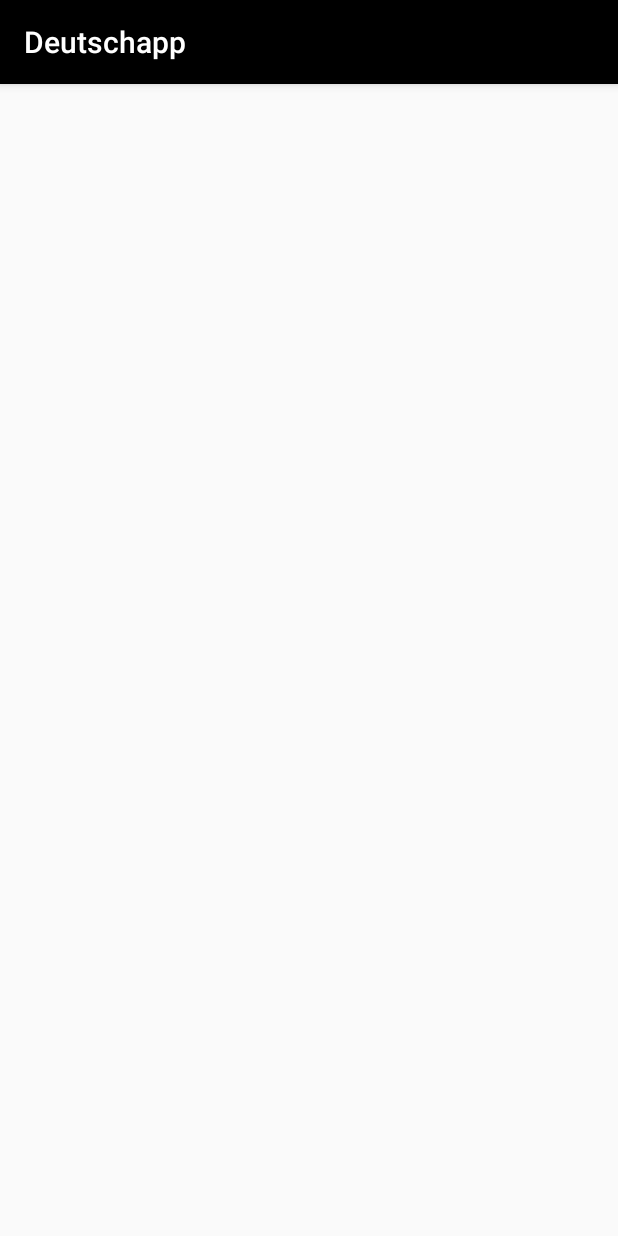
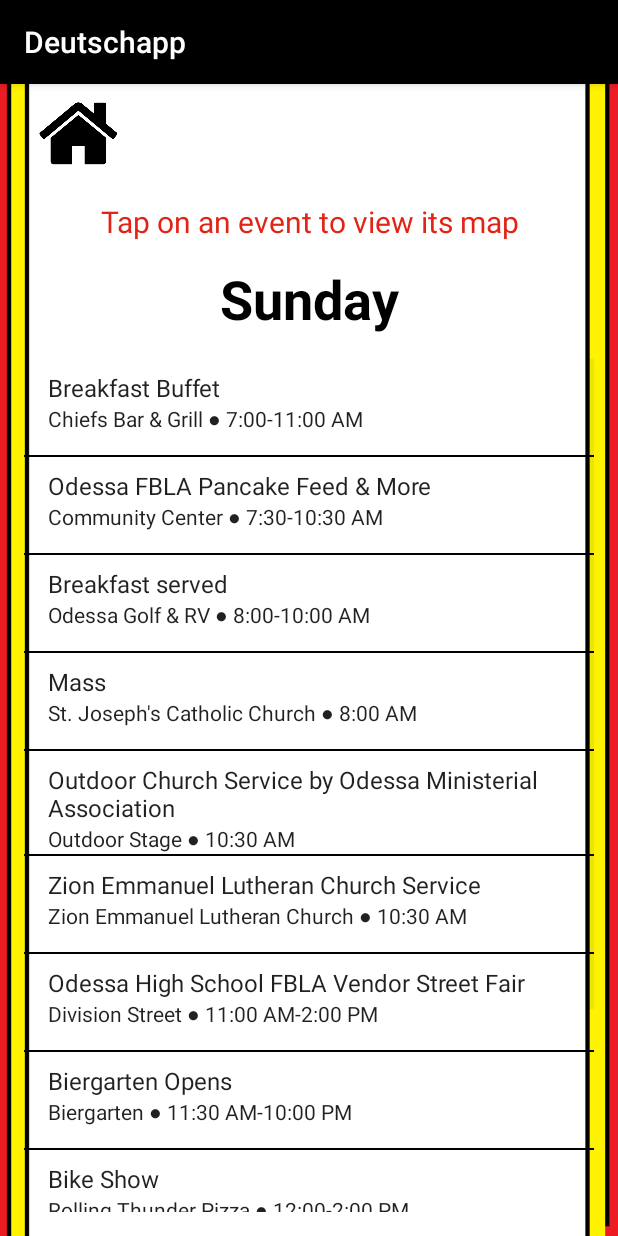
Before and after one commit to eml2017/Deutschapp, an Android app: the SundayActivity screen opened directly, with no data from a screen before it, on a phone screen of 412 x 824 dp. Run offline under Robolectric (Android 15) with nearby library versions, the phone set to English and light mode, and no system bars.

Commit message:
sunday done

```diff
--- a/app/src/main/java/com/example/deutschappv2/FridayActivity.java
+++ b/app/src/main/java/com/example/deutschappv2/FridayActivity.java
@@ -1,5 +1,6 @@
 /**
  * Created by Cole on 4/20/2017.
+ * Updated by Elizabeth on 12/22/2019.
  */
 
 package com.example.deutschappv2;
--- a/app/src/main/java/com/example/deutschappv2/SaturdayActivity.java
+++ b/app/src/main/java/com/example/deutschappv2/SaturdayActivity.java
@@ -1,5 +1,6 @@
 /**
  * Created by Thomas on 11/21/16.
+ * Updated by Elizabeth on 12/22/2019.
  */
 
 package com.example.deutschappv2;
--- a/app/src/main/java/com/example/deutschappv2/SundayActivity.java
+++ b/app/src/main/java/com/example/deutschappv2/SundayActivity.java
@@ -1,14 +1,74 @@
+/**
+ * Created by Elizabeth on 11/21/2016.
+ * Updated by Elizabeth on 12/22/2019.
+ */
+
 package com.example.deutschappv2;
 
+import androidx.annotation.NonNull;
+import androidx.annotation.Nullable;
 import androidx.appcompat.app.AppCompatActivity;
 
+import android.content.Intent;
 import android.os.Bundle;
+import android.view.View;
+import android.view.ViewGroup;
+import android.widget.ArrayAdapter;
+import android.widget.Button;
+import android.widget.ListView;
+import android.widget.TextView;
+
+import java.util.ArrayList;
+import java.util.List;
 
 public class SundayActivity extends AppCompatActivity {
+    List<Event> sundayEventList;
 
     @Override
     protected void onCreate(Bundle savedInstanceState) {
         super.onCreate(savedInstanceState);
         setContentView(R.layout.activity_sunday);
+
+        sundayEventList = new ArrayList<Event>();
+        sundayEventList.add(new Event("Breakfast Buffet", "Chiefs Bar & Grill", "7:00-11:00 AM"));
+        sundayEventList.add(new Event("Odessa FBLA Pancake Feed & More", "Community Center", "7:30-10:30 AM"));
+        sundayEventList.add(new Event("Breakfast served", "Odessa Golf & RV", "8:00-10:00 AM"));
+        sundayEventList.add(new Event("Mass", "St. Joseph's Catholic Church", "8:00 AM"));
+        sundayEventList.add(new Event("Outdoor Church Service by Odessa Ministerial Association", "Outdoor Stage", "10:30 AM"));
+        sundayEventList.add(new Event("Zion Emmanuel Lutheran Church Service", "Zion Emmanuel Lutheran Church", "10:30 AM"));
+        sundayEventList.add(new Event("Odessa High School FBLA Vendor Street Fair", "Division Street", "11:00 AM-2:00 PM"));
+        sundayEventList.add(new Event("Biergarten Opens", "Biergarten", "11:30 AM-10:00 PM"));
+        sundayEventList.add(new Event("Bike Show", "Rolling Thunder Pizza", "12:00-2:00 PM"));
+        sundayEventList.add(new Event("Vintage Textile Display & Genealogy Room", "St. Matthew's Church (Alder St & 4th Ave)", "12:00-4:00 PM"));
+        sundayEventList.add(new Event("Historical Museum Opens", "West 4th Ave. & Elm St.", "12:00-4:00 PM"));
+        sundayEventList.add(new Event("German Food Court", "Fest Platz on Main Street (First Avenue)", "until food runs out"));
+
+        ListView sundayListView = (ListView) findViewById(R.id.sundayListView);
+        ArrayAdapter<Event> arrayAdapter = new ArrayAdapter<Event>(this,
+                android.R.layout.simple_list_item_2,
+                android.R.id.text1,
+                sundayEventList) {
+            @NonNull
+            @Override
+            public View getView(int position, @Nullable View convertView, @NonNull ViewGroup parent) {
+                View view = super.getView(position, convertView, parent);
+                Event event = sundayEventList.get(position);
+                TextView tv1 = (TextView) view.findViewById(android.R.id.text1);
+                tv1.setText(event.getName());
+                TextView tv2 = (TextView) view.findViewById(android.R.id.text2);
+                tv2.setText(event.toString());
+                return view;
+            }
+        };
+        sundayListView.setAdapter(arrayAdapter);
+    }
+
+    public void goBackHome(View view) {
+        String button_text;
+        button_text = ((Button) view).getText().toString();
+        if (button_text.equals("Home")) {
+            Intent homeIntent = new Intent(SundayActivity.this, MainActivity.class);
+            startActivity(homeIntent);
+        }
     }
 }
--- a/app/src/main/java/com/example/deutschappv2/ThursdayActivity.java
+++ b/app/src/main/java/com/example/deutschappv2/ThursdayActivity.java
@@ -1,5 +1,6 @@
 /**
  * Created by Elizabeth on 11/21/2016.
+ * Updated by Elizabeth on 12/22/2019.
  */
 
 package com.example.deutschappv2;
--- a/app/src/main/res/layout/activity_sunday.xml
+++ b/app/src/main/res/layout/activity_sunday.xml
@@ -1,9 +1,53 @@
 <?xml version="1.0" encoding="utf-8"?>
-<androidx.constraintlayout.widget.ConstraintLayout xmlns:android="http://schemas.android.com/apk/res/android"
-    xmlns:app="http://schemas.android.com/apk/res-auto"
+<LinearLayout
+    xmlns:android="http://schemas.android.com/apk/res/android"
     xmlns:tools="http://schemas.android.com/tools"
     android:layout_width="match_parent"
     android:layout_height="match_parent"
-    tools:context=".SundayActivity">
+    android:orientation="vertical"
+    tools:context=".SundayActivity"
+    android:background="@drawable/background">
 
-</androidx.constraintlayout.widget.ConstraintLayout>
+    <Button
+        android:id="@+id/homeButton"
+        android:text="Home"
+        android:textSize="1dp"
+        android:layout_width="66dp"
+        android:layout_height="66dp"
+        android:background="@drawable/home"
+        android:onClick="goBackHome"
+        android:freezesText="false"
+        android:layout_marginLeft="19dp"
+        android:layout_marginStart="19dp" />
+
+    <TextView
+        android:id="@+id/infoTextView"
+        android:layout_width="match_parent"
+        android:layout_height="wrap_content"
+        android:layout_marginTop="12dp"
+        android:fontFamily="sans-serif"
+        android:text="Tap on an event to view its map"
+        android:textAlignment="center"
+        android:textColor="@color/festRed"
+        android:textSize="20sp" />
+
+    <TextView
+        android:id="@+id/weekDayTextView"
+        android:text="Sunday"
+        android:layout_width="match_parent"
+        android:layout_height="wrap_content"
+        android:textSize="36sp"
+        android:textStyle="normal|bold"
+        android:textAlignment="center"
+        android:textColor="@color/festBlack"
+        android:layout_marginTop="13dp" />
+
+    <ListView
+        android:id="@+id/sundayListView"
+        android:padding="16dp"
+        android:layout_width="fill_parent"
+        android:layout_height="wrap_content"
+        android:divider="@color/festBlack"
+        android:dividerHeight="1dp" />
+
+</LinearLayout>
```
